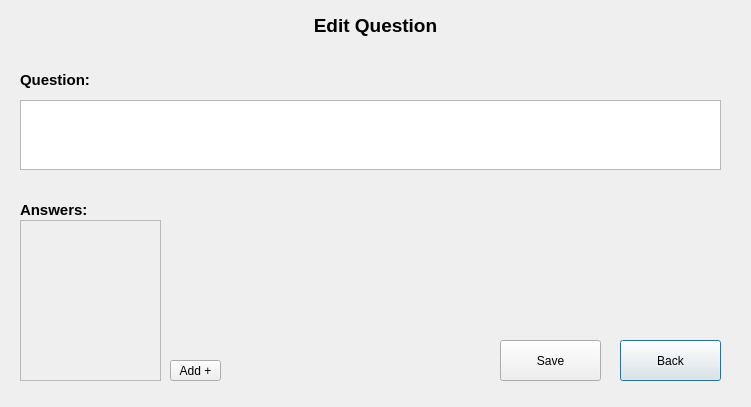
Before: the Qt Designer form ui/5_Evaluation/QuestionEditScreen.ui in F1l14/Software-Engineering-2025, drawn with Qt 5.
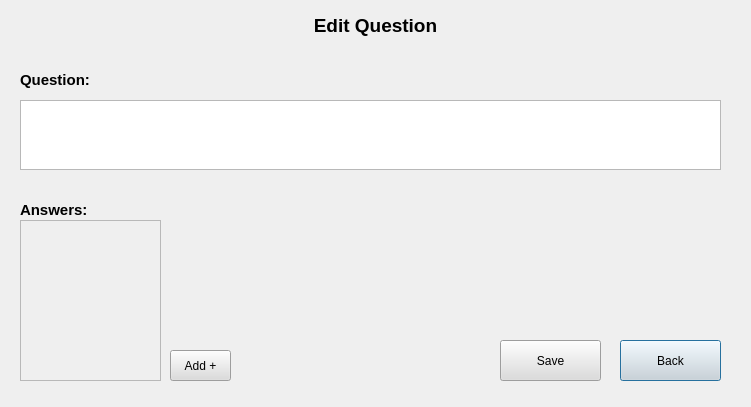
After: the same form once the commit is applied.

```diff
--- a/ui/5_Evaluation/QuestionEditScreen.ui
+++ b/ui/5_Evaluation/QuestionEditScreen.ui
@@ -66,11 +66,16 @@
    <property name="geometry">
     <rect>
      <x>170</x>
-     <y>360</y>
-     <width>51</width>
-     <height>21</height>
+     <y>350</y>
+     <width>61</width>
+     <height>31</height>
     </rect>
    </property>
+   <property name="styleSheet">
+    <string notr="true">font: 11pt &quot;Segoe UI&quot;;
+background-color: rgb(220, 220, 220);
+color: rgb(0, 0, 0);</string>
+   </property>
    <property name="text">
     <string>Add +</string>
    </property>
@@ -84,6 +89,11 @@
      <height>41</height>
     </rect>
    </property>
+   <property name="styleSheet">
+    <string notr="true">font: 11pt &quot;Segoe UI&quot;;
+background-color: rgb(220, 220, 220);
+color: rgb(0, 0, 0);</string>
+   </property>
    <property name="text">
     <string>Back</string>
    </property>
@@ -97,6 +107,11 @@
      <height>41</height>
     </rect>
    </property>
+   <property name="styleSheet">
+    <string notr="true">font: 11pt &quot;Segoe UI&quot;;
+background-color: rgb(220, 220, 220);
+color: rgb(0, 0, 0);</string>
+   </property>
    <property name="text">
     <string>Save</string>
    </property>
```
